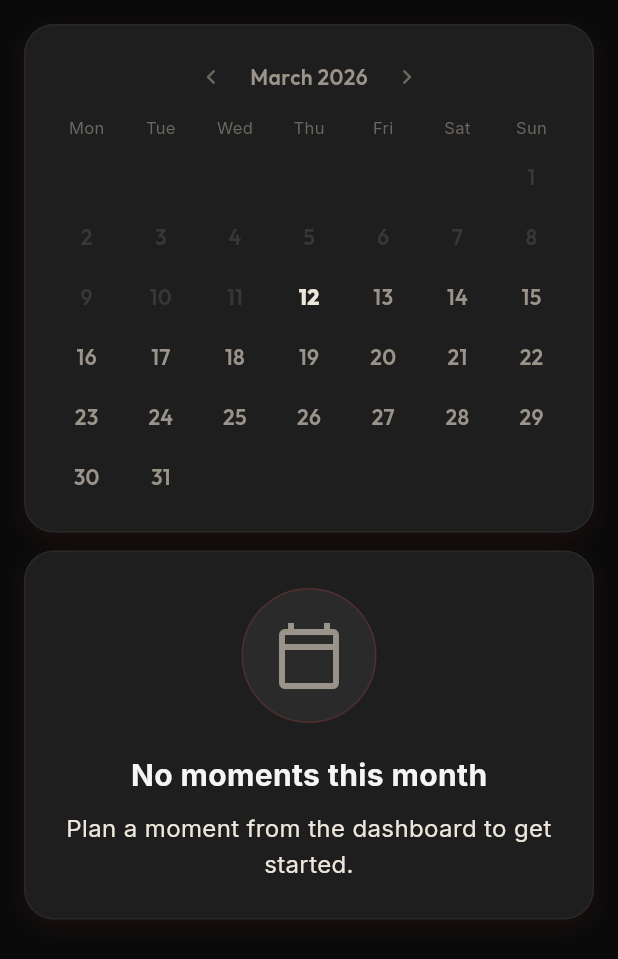
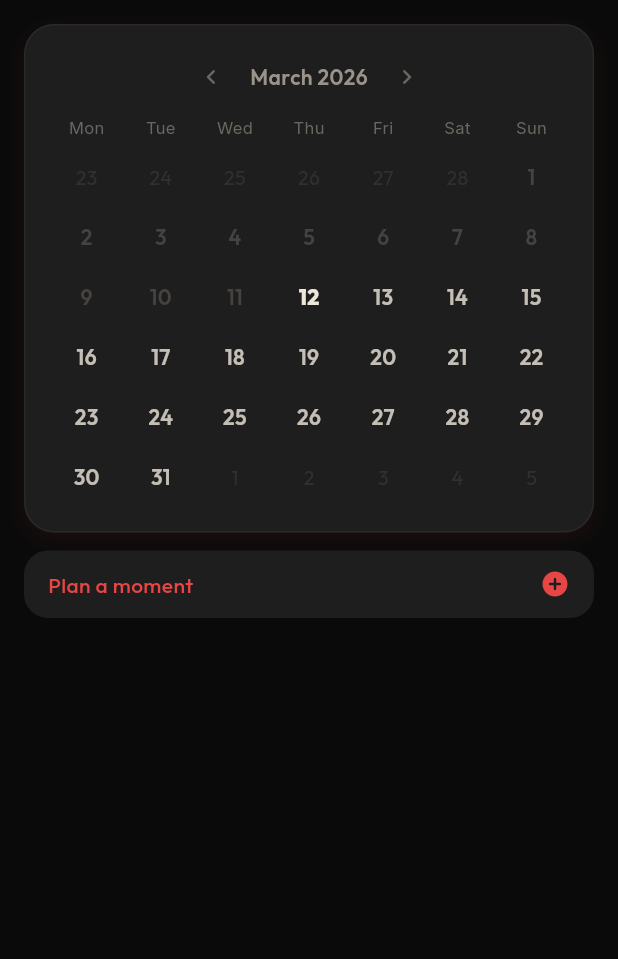
Before and after one commit to Ainesh/cocoon, a Flutter app: the MomentsTab widget shown alone on an empty page, opened directly with empty values, on a phone screen of 412 x 824 dp. Shown: the top 959 px of the screen. Run offline on Flutter 3.47's test engine with Material 3 defaults, Android fonts, the phone set to English and light mode, and no system bars; our stand-ins replace cloud_firestore, firebase_auth, firebase_core, firebase_messaging, flutter_local_notifications, flutter_svg and 5 more; accounts and stored records are empty.

Commit message:
fix(moments): polish calendar, nav bar, and moment list UX
- Merge 3 Coming Soon tabs into 1; nav bar slots 2-4 map to single tab
  with wide highlight spanning the full region
- Plan icon in app bar uses add_circle_rounded in accentRed (matches
  dashboard Plan a Moment button)
- Calendar shows prev/next month trailing dates in dimmed text to fill
  the grid — no more blank cells
- Day numbers more prominent: current month at warmLight 0.8, past at
  warmMuted 0.5, today at warmLight w800
- Same visibility improvements in range calendar for Plan/Edit flows
- Dividers between moment tiles in THIS MONTH card (matches activity
  trail separator pattern)
- Empty month shows full-width Plan a Moment button instead of empty
  state card

Made-with: Cursor

```diff
--- a/lib/screens/moments/moments_tab.dart
+++ b/lib/screens/moments/moments_tab.dart
@@ -17,7 +17,7 @@ import '../../services/firestore_service.dart';
 import '../../theme/theme.dart';
 import '../../widgets/app_calendar.dart';
 import '../../widgets/moment_type_icon.dart';
-import '../../widgets/neumorphic_container.dart';
+import '../dashboard/widgets/event_cards.dart';
 import '../moment/moment_details_sheet.dart';
 
 /// Moments tab displayed as the second tab in [MainShell].
@@ -422,29 +422,8 @@ class _MomentsTabState extends State<MomentsTab> {
     final moments = _monthMoments;
 
     if (moments.isEmpty) {
-      return Container(
-        width: double.infinity,
-        padding: const EdgeInsets.all(24),
-        decoration: BoxDecoration(
-          color: AppColors.darkCardLight,
-          borderRadius: BorderRadius.circular(20),
-          border: Border.all(
-            color: AppColors.warmMuted.withValues(alpha: 0.15),
-            width: 1,
-          ),
-          boxShadow: [
-            BoxShadow(
-              color: AppColors.accentRed.withValues(alpha: 0.08),
-              blurRadius: 12,
-              offset: const Offset(0, 4),
-            ),
-          ],
-        ),
-        child: EmptyState(
-          icon: Icons.calendar_today_outlined,
-          title: 'No moments this month',
-          subtitle: 'Plan a moment from the dashboard to get started.',
-        ),
+      return PlanMomentCard(
+        onTap: () => context.push('/moment/${widget.spaceId}'),
       );
     }
 
@@ -479,13 +458,19 @@ class _MomentsTabState extends State<MomentsTab> {
             ),
           ),
           const SizedBox(height: 14),
-          ...moments.map(
-            (m) => _MomentTile(
-              moment: m,
+          for (int i = 0; i < moments.length; i++) ...[
+            _MomentTile(
+              moment: moments[i],
               showDate: true,
-              onTap: () => _showMomentDetails(m),
+              onTap: () => _showMomentDetails(moments[i]),
             ),
-          ),
+            if (i < moments.length - 1)
+              Divider(
+                height: 1,
+                thickness: 1,
+                color: AppColors.warmMuted.withValues(alpha: 0.15),
+              ),
+          ],
         ],
       ),
     );
--- a/lib/widgets/app_calendar.dart
+++ b/lib/widgets/app_calendar.dart
@@ -469,10 +469,12 @@ class _MonthGrid extends StatelessWidget {
   @override
   Widget build(BuildContext context) {
     final daysInMonth = DateTime(month.year, month.month + 1, 0).day;
-    // Monday = 1, so offset is weekday - 1
     final firstWeekday = DateTime(month.year, month.month, 1).weekday;
-    final offset = firstWeekday - 1;
+    final offset = firstWeekday - 1; // empty cells before day 1
     final totalCells = ((daysInMonth + offset + 6) ~/ 7) * 7;
+    final prevMonth = DateTime(month.year, month.month - 1);
+    final daysInPrevMonth = DateTime(prevMonth.year, prevMonth.month + 1, 0).day;
+
     final now = DateTime.now();
     final todayLocal = DateTime(now.year, now.month, now.day);
 
@@ -486,8 +488,35 @@ class _MonthGrid extends StatelessWidget {
       itemCount: totalCells,
       itemBuilder: (_, index) {
         final dayNum = index - offset + 1;
-        if (dayNum < 1 || dayNum > daysInMonth) {
-          return const SizedBox.shrink();
+
+        // Previous month's trailing days
+        if (dayNum < 1) {
+          final prevDay = daysInPrevMonth + dayNum;
+          return Center(
+            child: Text(
+              '$prevDay',
+              style: GoogleFonts.outfit(
+                color: AppColors.warmMuted.withValues(alpha: 0.25),
+                fontSize: 13,
+                fontWeight: FontWeight.w400,
+              ),
+            ),
+          );
+        }
+
+        // Next month's leading days
+        if (dayNum > daysInMonth) {
+          final nextDay = dayNum - daysInMonth;
+          return Center(
+            child: Text(
+              '$nextDay',
+              style: GoogleFonts.outfit(
+                color: AppColors.warmMuted.withValues(alpha: 0.25),
+                fontSize: 13,
+                fontWeight: FontWeight.w400,
+              ),
+            ),
+          );
         }
 
         final day = DateTime(month.year, month.month, dayNum);
@@ -517,10 +546,10 @@ class _MonthGrid extends StatelessWidget {
                   '${day.day}',
                   style: GoogleFonts.outfit(
                     color: isPast
-                        ? AppColors.warmMuted.withValues(alpha: 0.35)
+                        ? AppColors.warmMuted.withValues(alpha: 0.5)
                         : isToday
                             ? AppColors.warmLight
-                            : AppColors.warmDim,
+                            : AppColors.warmLight.withValues(alpha: 0.8),
                     fontSize: 14,
                     fontWeight: isToday ? FontWeight.w800 : FontWeight.w600,
                   ),
@@ -558,6 +587,10 @@ class _RangeMonthGrid extends StatelessWidget {
     final firstWeekday = DateTime(month.year, month.month, 1).weekday;
     final offset = firstWeekday - 1;
     final totalCells = ((daysInMonth + offset + 6) ~/ 7) * 7;
+
+    final prevMonth = DateTime(month.year, month.month - 1);
+    final daysInPrevMonth = DateTime(prevMonth.year, prevMonth.month + 1, 0).day;
+
     final now = DateTime.now();
     final todayLocal = DateTime(now.year, now.month, now.day);
 
@@ -571,8 +604,33 @@ class _RangeMonthGrid extends StatelessWidget {
       itemCount: totalCells,
       itemBuilder: (_, index) {
         final dayNum = index - offset + 1;
-        if (dayNum < 1 || dayNum > daysInMonth) {
-          return const SizedBox.shrink();
+
+        if (dayNum < 1) {
+          final prevDay = daysInPrevMonth + dayNum;
+          return Center(
+            child: Text(
+              '$prevDay',
+              style: GoogleFonts.outfit(
+                color: AppColors.warmMuted.withValues(alpha: 0.25),
+                fontSize: 13,
+                fontWeight: FontWeight.w400,
+              ),
+            ),
+          );
+        }
+
+        if (dayNum > daysInMonth) {
+          final nextDay = dayNum - daysInMonth;
+          return Center(
+            child: Text(
+              '$nextDay',
+              style: GoogleFonts.outfit(
+                color: AppColors.warmMuted.withValues(alpha: 0.25),
+                fontSize: 13,
+                fontWeight: FontWeight.w400,
+              ),
+            ),
+          );
         }
 
         final day = DateTime(month.year, month.month, dayNum);
@@ -590,7 +648,7 @@ class _RangeMonthGrid extends StatelessWidget {
 
         Color? bgColor;
         Color textColor;
-        FontWeight fontWeight = FontWeight.w400;
+        FontWeight fontWeight = FontWeight.w600;
         BoxDecoration? decoration;
 
         if (isStart || isEnd) {
@@ -599,16 +657,17 @@ class _RangeMonthGrid extends StatelessWidget {
             shape: BoxShape.circle,
           );
           textColor = AppColors.pureBlack;
-          fontWeight = FontWeight.w600;
+          fontWeight = FontWeight.w700;
         } else if (isInRange) {
           bgColor = AppColors.accentRed.withValues(alpha: 0.25);
           textColor = AppColors.warmLight;
-          fontWeight = FontWeight.w500;
         } else if (isPast) {
-          textColor = AppColors.warmMuted.withValues(alpha: 0.3);
+          textColor = AppColors.warmMuted.withValues(alpha: 0.5);
         } else {
-          textColor = AppColors.warmDim;
-          if (isToday) fontWeight = FontWeight.w700;
+          textColor = isToday
+              ? AppColors.warmLight
+              : AppColors.warmLight.withValues(alpha: 0.8);
+          if (isToday) fontWeight = FontWeight.w800;
         }
 
         return GestureDetector(
@@ -626,7 +685,7 @@ class _RangeMonthGrid extends StatelessWidget {
                 '${day.day}',
                 style: GoogleFonts.outfit(
                   color: textColor,
-                  fontSize: 13,
+                  fontSize: 14,
                   fontWeight: fontWeight,
                 ),
               ),
```
Also changed, not shown: lib/screens/main_shell.dart (+42 -24 lines).
